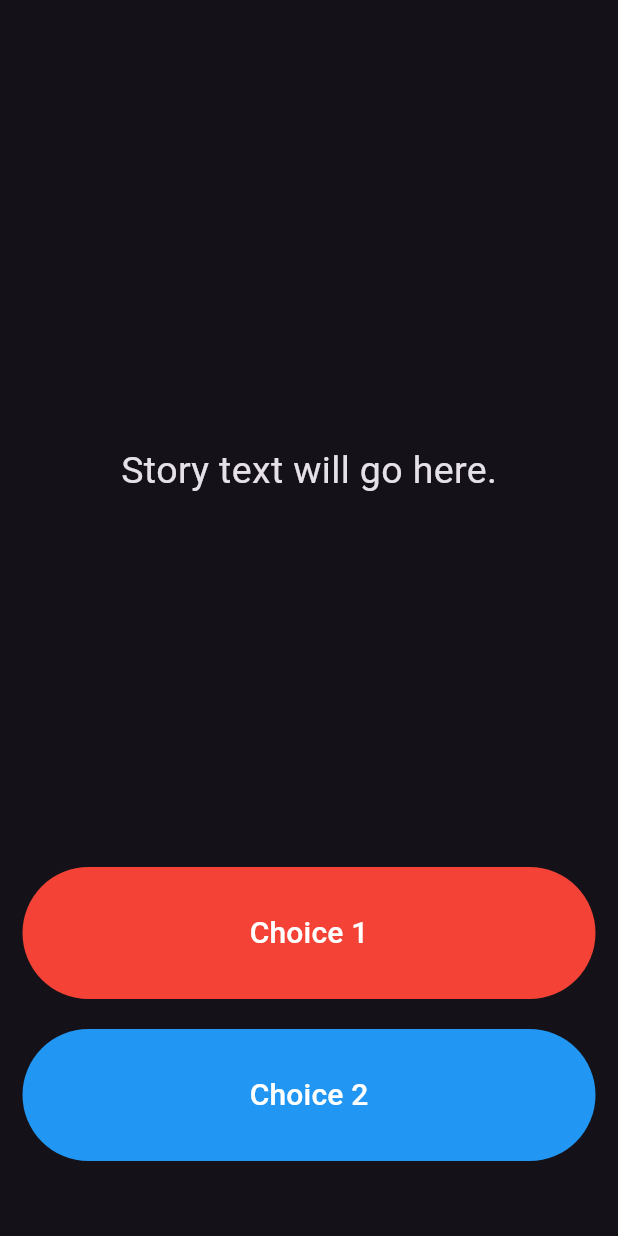
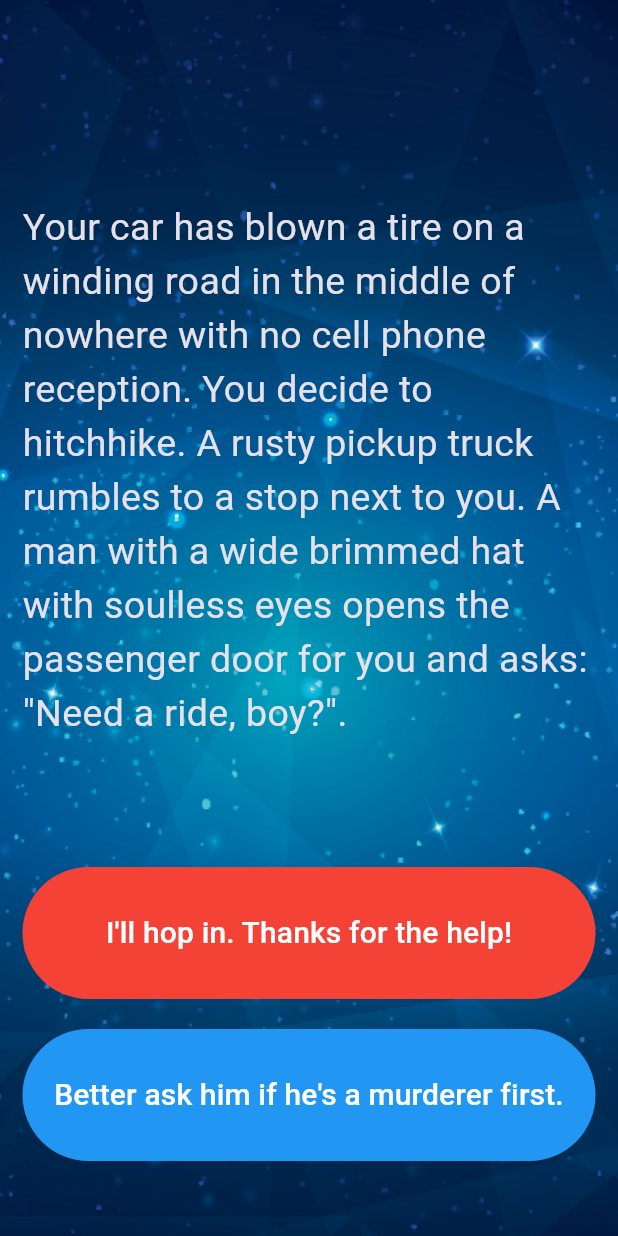
Before and after one commit to shubhranga/destini, a Flutter app: the screen it shows after launch, on a phone screen of 412 x 824 dp. Run offline on Flutter 3.47's test engine with Material 3 defaults, Android fonts, the light colour scheme and no system bars.

Commit message:
Implement story management and UI updates in the Destini app. Added StoryBrain class for story logic, integrated story choices, and updated UI to display story and choices dynamically. Added background image to the story page.

```diff
--- a/lib/main.dart
+++ b/lib/main.dart
@@ -1,6 +1,9 @@
+import 'package:destini_starting/story_brain.dart';
+import 'package:flutter/foundation.dart';
 import 'package:flutter/material.dart';
 
 //TODO: Step 15 - Run the app and see if you can see the screen update with the first story. Delete this TODO if it looks as you expected.
+
 
 void main() => runApp(Destini());
 
@@ -12,6 +15,8 @@
 
 //TODO: Step 9 - Create a new storyBrain object from the StoryBrain class.
 
+StoryBrain storyBrain = StoryBrain();
+
 class StoryPage extends StatefulWidget {
   _StoryPageState createState() => _StoryPageState();
 }
@@ -22,6 +27,13 @@
     return Scaffold(
       body: Container(
         //TODO: Step 1 - Add background.png to this Container as a background image.
+        decoration: BoxDecoration(
+          image: DecorationImage(
+            image: AssetImage('images/background.png'),
+            fit: BoxFit.cover,
+          ),
+        ),
+
         padding: EdgeInsets.symmetric(vertical: 50.0, horizontal: 15.0),
         constraints: BoxConstraints.expand(),
         child: SafeArea(
@@ -33,7 +45,7 @@
                 child: Center(
                   child: Text(
                     //TODO: Step 10 - use the storyBrain to get the first story title and display it in this Text Widget.
-                    'Story text will go here.',
+                    storyBrain.getStory(),
                     style: TextStyle(fontSize: 25.0),
                   ),
                 ),
@@ -44,11 +56,14 @@
                   onPressed: () {
                     //Choice 1 made by user.
                     //TODO: Step 18 - Call the nextStory() method from storyBrain and pass the number 1 as the choice made by the user.
+                   setState(() {
+                      storyBrain.nextStory(1);
+                   });
                   },
                   style: TextButton.styleFrom(backgroundColor: Colors.red),
                   child: Text(
                     //TODO: Step 13 - Use the storyBrain to get the text for choice 1.
-                    'Choice 1',
+                   storyBrain.getChoice1(),
                     style: TextStyle(fontSize: 20.0, color: Colors.white),
                   ),
                 ),
@@ -56,18 +71,27 @@
               SizedBox(height: 20.0),
               Expanded(
                 flex: 2,
-                //TODO: Step 26 - Use a Flutter Visibility Widget to wrap this FlatButton.
+                //TODO: Step 26 - Use a Flutter Visibility Widget to wrap this TextButton.
+
+
                 //TODO: Step 28 - Set the "visible" property of the Visibility Widget to equal the output from the buttonShouldBeVisible() method in the storyBrain.
+                child: Visibility(
+                  visible: storyBrain.buttonShouldBeVisible(),
+
                   child: TextButton(
                     onPressed: () {
                       //Choice 2 made by user.
                       //TODO: Step 19 - Call the nextStory() method from storyBrain and pass the number 2 as the choice made by the user.
+                      setState(() {
+                        storyBrain.nextStory(2);
+                      });
                     },
                     style: TextButton.styleFrom(backgroundColor: Colors.blue),
                     child: Text(
                       //TODO: Step 14 - Use the storyBrain to get the text for choice 2.
-                    'Choice 2',
+                      storyBrain.getChoice2(),
                       style: TextStyle(fontSize: 20.0, color: Colors.white),
+                    ),
                   ),
                 ),
               ),
```
Also changed, not shown: lib/story.dart (+11 -0 lines), lib/story_brain.dart (+99 -31 lines). Lines whose indentation alone changed are shown as unchanged.
